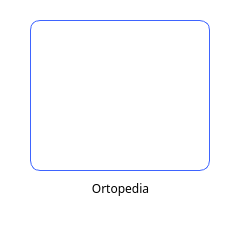
Before: the Qt Designer form hospital-Core/Widgets/Usuario/tarjeta_servicios.ui in MrDanielG/Hospital-SCRUM, drawn with Qt 5.
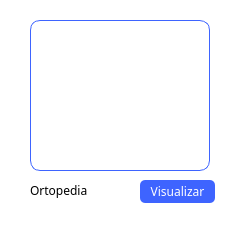
After: the same form once the commit is applied.

Commit message: visualiza servicios terminado

Diff of the .ui file:
```diff
--- a/hospital-Core/Widgets/Usuario/tarjeta_servicios.ui
+++ b/hospital-Core/Widgets/Usuario/tarjeta_servicios.ui
@@ -32,10 +32,10 @@
   <widget class="QLabel" name="nombre_servicio">
    <property name="geometry">
     <rect>
-     <x>80</x>
+     <x>30</x>
      <y>180</y>
-     <width>81</width>
-     <height>16</height>
+     <width>91</width>
+     <height>20</height>
     </rect>
    </property>
    <property name="font">
@@ -47,7 +47,7 @@
     <string>Ortopedia</string>
    </property>
    <property name="alignment">
-    <set>Qt::AlignCenter</set>
+    <set>Qt::AlignLeading|Qt::AlignLeft|Qt::AlignVCenter</set>
    </property>
   </widget>
   <widget class="QLabel" name="label">
@@ -80,6 +80,30 @@
     <string/>
    </property>
   </widget>
+  <widget class="QPushButton" name="btn_visualizar_servicio">
+   <property name="geometry">
+    <rect>
+     <x>140</x>
+     <y>180</y>
+     <width>75</width>
+     <height>23</height>
+    </rect>
+   </property>
+   <property name="font">
+    <font>
+     <family>Montserrat</family>
+    </font>
+   </property>
+   <property name="styleSheet">
+    <string notr="true">border: none;
+background: #3E64FF;
+border-radius: 5px;
+color: white;</string>
+   </property>
+   <property name="text">
+    <string>Visualizar</string>
+   </property>
+  </widget>
  </widget>
  <resources/>
  <connections/>
```
The commit also changes 15 other files.
